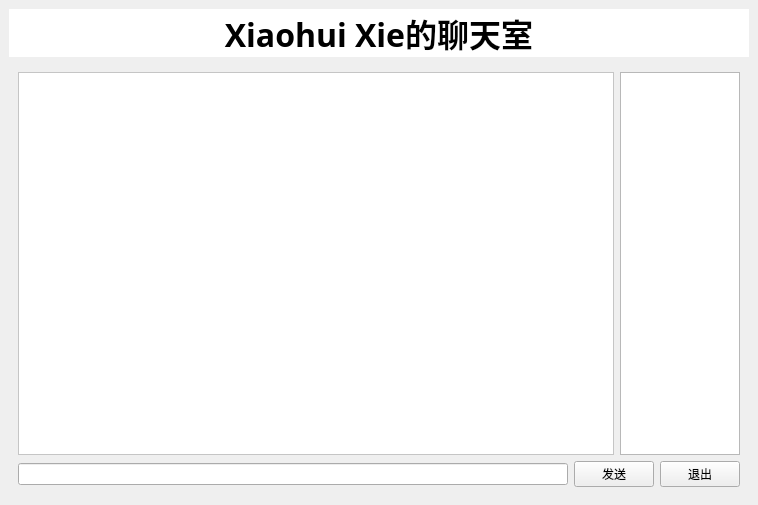
The window that practice4/SimpleChat/ChatClient/mainwindow.ui (xxhfln/QTCourse) describes before a commit, drawn with Qt 5.
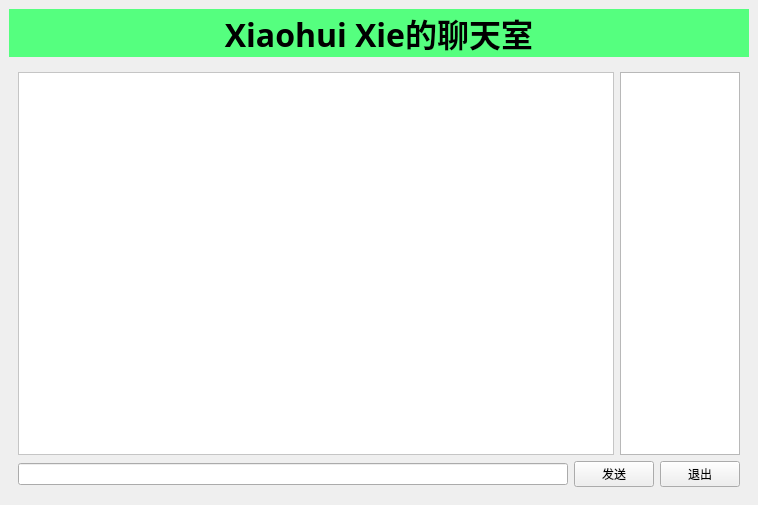
The same window after the commit.

Patch:
```diff
--- a/practice4/SimpleChat/ChatClient/mainwindow.ui
+++ b/practice4/SimpleChat/ChatClient/mainwindow.ui
@@ -47,7 +47,7 @@
        </font>
       </property>
       <property name="styleSheet">
-       <string notr="true">background-color: rgb(255, 255, 255);</string>
+       <string notr="true">background-color: rgb(85, 255, 127);</string>
       </property>
       <property name="text">
        <string>Xiaohui Xie的聊天室</string>
```
